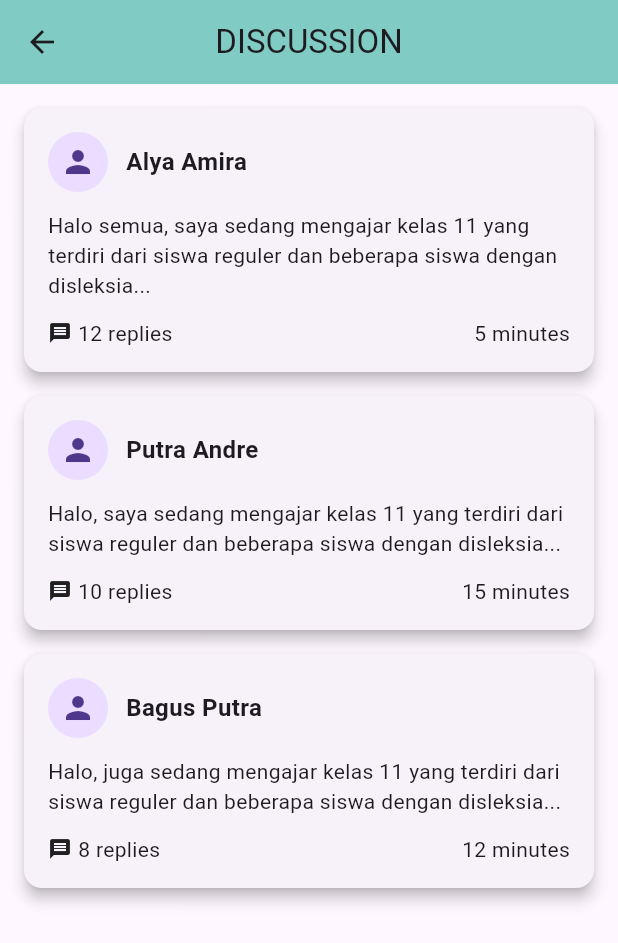
After one commit to marissssssa/MobApps, a Flutter app: the DiscussionPage screen opened directly, on a phone screen of 412 x 824 dp. The commit adds this screen. Shown: the top 943 px of the screen. Run offline on Flutter 3.47's test engine with Material 3 defaults, Android fonts, the phone set to English and light mode, and no system bars; our stand-ins replace shared_preferences; missing offline and left inert: syncfusion_flutter_pdfviewer; accounts and stored records are empty; network calls fail.

Commit message:
Save Point Ica

```diff
--- a/analysis_options.yaml
+++ b/analysis_options.yaml
@@ -7,6 +7,9 @@
 
 # The following line activates a set of recommended lints for Flutter apps,
 # packages, and plugins designed to encourage good coding practices.
+analyzer:
+  errors:
+    deprecated_member_use: ignore
 include: package:flutter_lints/flutter.yaml
 
 linter:
--- a/lib/main.dart
+++ b/lib/main.dart
@@ -2,17 +2,23 @@ import 'package:flutter/material.dart';
 import 'screens/guru/guru_homepage.dart';
 import 'package:flutter_localizations/flutter_localizations.dart';
 import 'package:provider/provider.dart';
-import 'screens/auth/signup_page.dart';
-import 'screens/auth/settings_screen.dart';
 import 'providers/locale_provider.dart';
 import 'providers/theme_provider.dart';
 import 'l10n/app_localizations.dart';
+
+// LANGKAH 1: Definisikan kedua tema
+// Anda bisa mengkustomisasi tema normal ini sesuai kebutuhan
+final ThemeData normalTheme = ThemeData(
+  brightness: Brightness.light,
+  primarySwatch: Colors.teal,
+  // Tambahkan kustomisasi lain jika perlu
+);
 
 final ThemeData highContrastTheme = ThemeData(
   brightness: Brightness.dark,
   scaffoldBackgroundColor: Colors.black,
   primaryColor: Colors.white,
-  colorScheme: ColorScheme.highContrastDark(),
+  colorScheme: const ColorScheme.highContrastDark(),
   textTheme: const TextTheme(
     bodyLarge: TextStyle(fontSize: 18, color: Colors.white),
     bodyMedium: TextStyle(fontSize: 16, color: Colors.white),
@@ -31,6 +37,7 @@ void main() {
     MultiProvider(
       providers: [
         ChangeNotifierProvider(create: (_) => LocaleProvider()),
+        // LANGKAH 2: Perbaiki cara membuat ThemeProvider. Tidak perlu argumen.
         ChangeNotifierProvider(create: (_) => ThemeProvider()),
       ],
       child: const MyApp(),
@@ -48,7 +55,8 @@ class MyApp extends StatelessWidget {
 
     return MaterialApp(
       title: 'MobApps',
-      theme: highContrastTheme,
+      // LANGKAH 3: Gunakan provider untuk memilih tema secara dinamis
+      theme: themeProvider.isHighContrast ? highContrastTheme : normalTheme,
       locale: localeProvider.locale,
       supportedLocales: const [
         Locale('en'),
--- a/lib/screens/auth/signup_page.dart
+++ b/lib/screens/auth/signup_page.dart
@@ -144,8 +144,8 @@ class SignUpScreen extends StatelessWidget {
       crossAxisAlignment: CrossAxisAlignment.start,
       children: [
         const SizedBox(height: 16),
-        Row(
-          children: const [
+        const Row(
+          children: [
             Icon(Icons.person_2_outlined, size: 20),
             SizedBox(width: 8),
             Text('Role'),
--- a/lib/screens/auth/splash_page.dart
+++ b/lib/screens/auth/splash_page.dart
@@ -1,6 +1,6 @@
 import 'dart:async';
 import 'package:flutter/material.dart';
-import 'login_page.dart'; // sesuaikan path jika perlu
+import 'login_page.dart';
 
 class SplashScreen extends StatefulWidget {
   const SplashScreen({super.key});
--- /dev/null
+++ b/lib/screens/discussion/discussion_page.dart
@@ -0,0 +1,96 @@
+import 'package:flutter/material.dart';
+
+class DiscussionPage extends StatelessWidget {
+  // Constructor diperbarui menggunakan super parameter
+  const DiscussionPage({super.key});
+
+  final List<Map<String, dynamic>> discussions = const [
+    {
+      'name': 'Alya Amira',
+      'message':
+          'Halo semua, saya sedang mengajar kelas 11 yang terdiri dari siswa reguler dan beberapa siswa dengan disleksia...',
+      'replies': '12 replies',
+      'time': '5 minutes',
+      'avatar': Icons.person,
+    },
+    {
+      'name': 'Putra Andre',
+      'message':
+          'Halo, saya sedang mengajar kelas 11 yang terdiri dari siswa reguler dan beberapa siswa dengan disleksia...',
+      'replies': '10 replies',
+      'time': '15 minutes',
+      'avatar': Icons.person,
+    },
+    {
+      'name': 'Bagus Putra',
+      'message':
+          'Halo, juga sedang mengajar kelas 11 yang terdiri dari siswa reguler dan beberapa siswa dengan disleksia...',
+      'replies': '8 replies',
+      'time': '12 minutes',
+      'avatar': Icons.person,
+    },
+  ];
+
+  @override
+  Widget build(BuildContext context) {
+    return Scaffold(
+      appBar: AppBar(
+        title: const Text('DISCUSSION'),
+        centerTitle: true,
+        backgroundColor: Colors.teal[200],
+        elevation: 0,
+      ),
+      body: ListView.builder(
+        padding: const EdgeInsets.all(16),
+        itemCount: discussions.length,
+        itemBuilder: (context, index) {
+          final item = discussions[index];
+          return Card(
+            margin: const EdgeInsets.only(bottom: 16),
+            elevation: 4,
+            shape: RoundedRectangleBorder(
+              borderRadius: BorderRadius.circular(12),
+            ),
+            child: Padding(
+              padding: const EdgeInsets.all(16),
+              child: Column(
+                crossAxisAlignment: CrossAxisAlignment.start,
+                children: [
+                  Row(
+                    children: [
+                      const CircleAvatar(
+                        child: Icon(Icons.person),
+                      ),
+                      const SizedBox(width: 12),
+                      Text(
+                        item['name'],
+                        style: const TextStyle(
+                          fontWeight: FontWeight.bold,
+                          fontSize: 16,
+                        ),
+                      ),
+                    ],
+                  ),
+                  const SizedBox(height: 12),
+                  Text(item['message']),
+                  const SizedBox(height: 12),
+                  Row(
+                    mainAxisAlignment: MainAxisAlignment.spaceBetween,
+                    children: [
+                      Row(children: [
+                        const Icon(Icons.message, size: 16),
+                        const SizedBox(width: 4),
+                        Text(item['replies']),
+                      ]),
+                      Text(item['time']),
+                    ],
+                  ),
+                ],
+              ),
+            ),
+          );
+        },
+      ),
+    );
+  }
+}
```
Also changed, not shown: lib/l10n/l10n.yaml (added, +8 -0 lines), lib/screens/auth/accessibility_screen.dart (+19 -14 lines), lib/screens/auth/login_page.dart (+4 -4 lines), lib/screens/auth/notification_screen.dart (+10 -11 lines), lib/screens/auth/settings_screen.dart (+13 -10 lines), lib/screens/guru/guru_homepage.dart (+8 -11 lines), lib/screens/main_dashboard_page.dart (+11 -22 lines), lib/screens/siswa/materi_page.dart (+70 -15 lines), lib/screens/siswa/siswa_homepage.dart (+9 -6 lines), lib/screens/siswa/sub_materi_page.dart (+36 -14 lines), lib/widgets/class_item_card.dart (+12 -4 lines), pubspec.yaml (+19 -3 lines), pubspec.lock, 6 other files.
